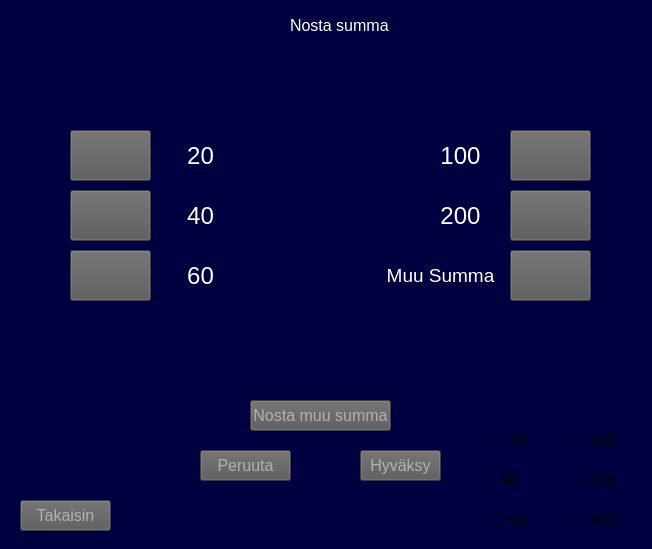
First picture: the form in frontend/nosto.ui, repository 22kmo-project/group_6, before the edit.
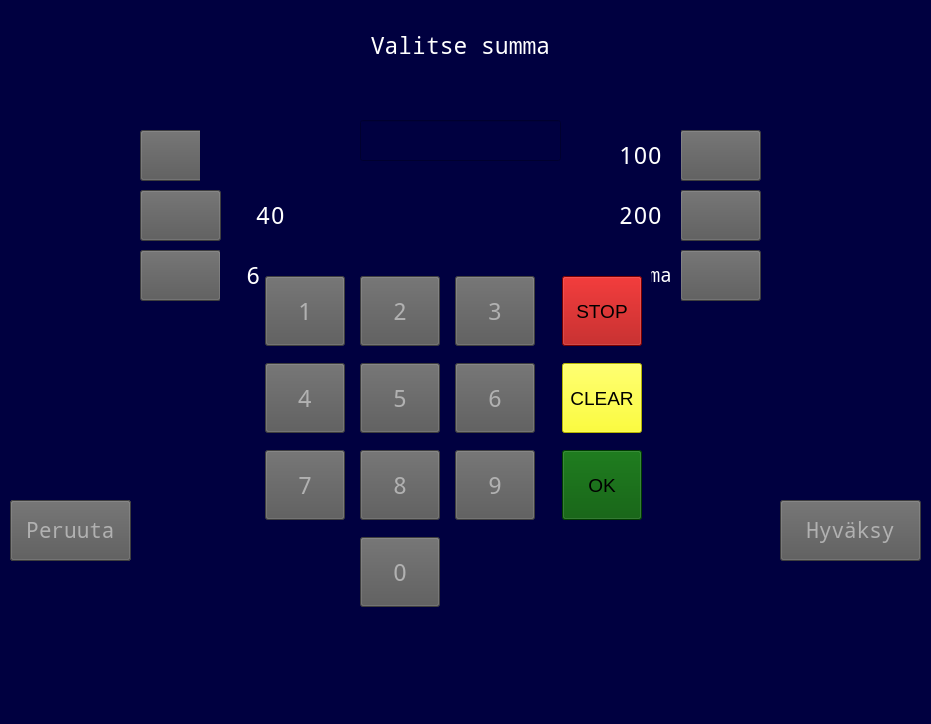
Second picture: the form after the edit.

Diff of the .ui file:
```diff
--- a/frontend/nosto.ui
+++ b/frontend/nosto.ui
@@ -6,8 +6,8 @@
    <rect>
     <x>0</x>
     <y>0</y>
-    <width>652</width>
-    <height>549</height>
+    <width>931</width>
+    <height>724</height>
    </rect>
   </property>
   <property name="windowTitle">
@@ -16,126 +16,19 @@
   <property name="styleSheet">
    <string notr="true">background-color: rgb(0, 0, 64);</string>
   </property>
-  <widget class="QRadioButton" name="box20">
-   <property name="geometry">
-    <rect>
-     <x>490</x>
-     <y>430</y>
-     <width>51</width>
-     <height>21</height>
-    </rect>
-   </property>
-   <property name="font">
-    <font>
-     <pointsize>12</pointsize>
-    </font>
-   </property>
-   <property name="text">
-    <string>20</string>
-   </property>
-  </widget>
-  <widget class="QRadioButton" name="box40">
-   <property name="geometry">
-    <rect>
-     <x>480</x>
-     <y>470</y>
-     <width>51</width>
-     <height>21</height>
-    </rect>
-   </property>
-   <property name="font">
-    <font>
-     <pointsize>12</pointsize>
-    </font>
-   </property>
-   <property name="text">
-    <string>40</string>
-   </property>
-  </widget>
-  <widget class="QRadioButton" name="box60">
-   <property name="geometry">
-    <rect>
-     <x>490</x>
-     <y>510</y>
-     <width>51</width>
-     <height>21</height>
-    </rect>
-   </property>
-   <property name="font">
-    <font>
-     <pointsize>12</pointsize>
-    </font>
-   </property>
-   <property name="text">
-    <string>60</string>
-   </property>
-  </widget>
-  <widget class="QRadioButton" name="box400">
-   <property name="geometry">
-    <rect>
-     <x>570</x>
-     <y>510</y>
-     <width>51</width>
-     <height>21</height>
-    </rect>
-   </property>
-   <property name="font">
-    <font>
-     <pointsize>12</pointsize>
-    </font>
-   </property>
-   <property name="text">
-    <string>400</string>
-   </property>
-  </widget>
-  <widget class="QRadioButton" name="box200">
-   <property name="geometry">
-    <rect>
-     <x>570</x>
-     <y>470</y>
-     <width>51</width>
-     <height>21</height>
-    </rect>
-   </property>
-   <property name="font">
-    <font>
-     <pointsize>12</pointsize>
-    </font>
-   </property>
-   <property name="text">
-    <string>200</string>
-   </property>
-  </widget>
-  <widget class="QRadioButton" name="box100">
-   <property name="geometry">
-    <rect>
-     <x>570</x>
-     <y>430</y>
-     <width>51</width>
-     <height>21</height>
-    </rect>
-   </property>
-   <property name="font">
-    <font>
-     <pointsize>12</pointsize>
-    </font>
-   </property>
-   <property name="text">
-    <string>100</string>
-   </property>
-  </widget>
   <widget class="QPushButton" name="btnback">
    <property name="geometry">
     <rect>
-     <x>20</x>
+     <x>10</x>
      <y>500</y>
-     <width>91</width>
-     <height>31</height>
+     <width>121</width>
+     <height>61</height>
     </rect>
    </property>
    <property name="font">
     <font>
-     <pointsize>12</pointsize>
+     <family>Noto Mono</family>
+     <pointsize>16</pointsize>
     </font>
    </property>
    <property name="styleSheet">
@@ -146,40 +39,19 @@
     <string>Takaisin</string>
    </property>
   </widget>
-  <widget class="QPushButton" name="btnsum">
-   <property name="geometry">
-    <rect>
-     <x>250</x>
-     <y>400</y>
-     <width>141</width>
-     <height>31</height>
-    </rect>
-   </property>
-   <property name="font">
-    <font>
-     <pointsize>12</pointsize>
-    </font>
-   </property>
-   <property name="styleSheet">
-    <string notr="true">background-color: rgb(87, 87, 87);
-color: rgb(177, 177, 177);</string>
-   </property>
-   <property name="text">
-    <string>Nosta muu summa</string>
-   </property>
-  </widget>
   <widget class="QPushButton" name="btnconfirm">
    <property name="geometry">
     <rect>
-     <x>360</x>
-     <y>450</y>
-     <width>81</width>
-     <height>31</height>
+     <x>780</x>
+     <y>500</y>
+     <width>141</width>
+     <height>61</height>
     </rect>
    </property>
    <property name="font">
     <font>
-     <pointsize>12</pointsize>
+     <family>Noto Mono</family>
+     <pointsize>16</pointsize>
     </font>
    </property>
    <property name="styleSheet">
@@ -193,28 +65,32 @@
   <widget class="QLabel" name="txtlabel">
    <property name="geometry">
     <rect>
-     <x>290</x>
-     <y>10</y>
-     <width>101</width>
-     <height>31</height>
+     <x>320</x>
+     <y>20</y>
+     <width>281</width>
+     <height>51</height>
     </rect>
    </property>
    <property name="font">
     <font>
-     <pointsize>12</pointsize>
+     <family>Noto Mono</family>
+     <pointsize>17</pointsize>
     </font>
    </property>
    <property name="styleSheet">
     <string notr="true">color: rgb(255, 255, 255);</string>
    </property>
    <property name="text">
-    <string>Nosta summa</string>
+    <string>Valitse summa</string>
+   </property>
+   <property name="alignment">
+    <set>Qt::AlignCenter</set>
    </property>
   </widget>
   <widget class="QPushButton" name="btn20">
    <property name="geometry">
     <rect>
-     <x>70</x>
+     <x>140</x>
      <y>130</y>
      <width>81</width>
      <height>51</height>
@@ -231,7 +107,7 @@
   <widget class="QLabel" name="label_20">
    <property name="geometry">
     <rect>
-     <x>160</x>
+     <x>230</x>
      <y>130</y>
      <width>81</width>
      <height>51</height>
@@ -239,6 +115,7 @@
    </property>
    <property name="font">
     <font>
+     <family>Noto Mono</family>
      <pointsize>18</pointsize>
     </font>
    </property>
@@ -255,15 +132,16 @@
   <widget class="QPushButton" name="btnPeruuta">
    <property name="geometry">
     <rect>
-     <x>200</x>
-     <y>450</y>
-     <width>91</width>
-     <height>31</height>
+     <x>10</x>
+     <y>500</y>
+     <width>121</width>
+     <height>61</height>
     </rect>
    </property>
    <property name="font">
     <font>
-     <pointsize>12</pointsize>
+     <family>Noto Mono</family>
+     <pointsize>16</pointsize>
     </font>
    </property>
    <property name="styleSheet">
@@ -277,16 +155,16 @@
   <widget class="QLabel" name="labelSumma">
    <property name="geometry">
     <rect>
-     <x>160</x>
-     <y>50</y>
-     <width>341</width>
-     <height>71</height>
+     <x>200</x>
+     <y>80</y>
+     <width>521</width>
+     <height>301</height>
     </rect>
    </property>
    <property name="font">
     <font>
      <family>Noto Mono</family>
-     <pointsize>13</pointsize>
+     <pointsize>20</pointsize>
     </font>
    </property>
    <property name="styleSheet">
@@ -295,11 +173,17 @@
    <property name="text">
     <string/>
    </property>
+   <property name="alignment">
+    <set>Qt::AlignCenter</set>
+   </property>
+   <property name="wordWrap">
+    <bool>true</bool>
+   </property>
   </widget>
   <widget class="QPushButton" name="btn40">
    <property name="geometry">
     <rect>
-     <x>70</x>
+     <x>140</x>
      <y>190</y>
      <width>81</width>
      <height>51</height>
@@ -316,7 +200,7 @@
   <widget class="QPushButton" name="btn60">
    <property name="geometry">
     <rect>
-     <x>70</x>
+     <x>140</x>
      <y>250</y>
      <width>81</width>
      <height>51</height>
@@ -333,7 +217,7 @@
   <widget class="QPushButton" name="btn100">
    <property name="geometry">
     <rect>
-     <x>510</x>
+     <x>680</x>
      <y>130</y>
      <width>81</width>
      <height>51</height>
@@ -350,7 +234,7 @@
   <widget class="QPushButton" name="btn200">
    <property name="geometry">
     <rect>
-     <x>510</x>
+     <x>680</x>
      <y>190</y>
      <width>81</width>
      <height>51</height>
@@ -367,7 +251,7 @@
   <widget class="QPushButton" name="btnMuuSumma">
    <property name="geometry">
     <rect>
-     <x>510</x>
+     <x>680</x>
      <y>250</y>
      <width>81</width>
      <height>51</height>
@@ -384,7 +268,7 @@
   <widget class="QLabel" name="label_40">
    <property name="geometry">
     <rect>
-     <x>160</x>
+     <x>230</x>
      <y>190</y>
      <width>81</width>
      <height>51</height>
@@ -392,6 +276,7 @@
    </property>
    <property name="font">
     <font>
+     <family>Noto Mono</family>
      <pointsize>18</pointsize>
     </font>
    </property>
@@ -408,7 +293,7 @@
   <widget class="QLabel" name="label_60">
    <property name="geometry">
     <rect>
-     <x>160</x>
+     <x>220</x>
      <y>250</y>
      <width>81</width>
      <height>51</height>
@@ -416,6 +301,7 @@
    </property>
    <property name="font">
     <font>
+     <family>Noto Mono</family>
      <pointsize>18</pointsize>
     </font>
    </property>
@@ -432,7 +318,7 @@
   <widget class="QLabel" name="label_100">
    <property name="geometry">
     <rect>
-     <x>420</x>
+     <x>600</x>
      <y>130</y>
      <width>81</width>
      <height>51</height>
@@ -440,6 +326,7 @@
    </property>
    <property name="font">
     <font>
+     <family>Noto Mono</family>
      <pointsize>18</pointsize>
     </font>
    </property>
@@ -456,7 +343,7 @@
   <widget class="QLabel" name="label_200">
    <property name="geometry">
     <rect>
-     <x>420</x>
+     <x>600</x>
      <y>190</y>
      <width>81</width>
      <height>51</height>
@@ -464,6 +351,7 @@
    </property>
    <property name="font">
     <font>
+     <family>Noto Mono</family>
      <pointsize>18</pointsize>
     </font>
    </property>
@@ -480,7 +368,7 @@
   <widget class="QLabel" name="label_muuSumma">
    <property name="geometry">
     <rect>
-     <x>380</x>
+     <x>560</x>
      <y>250</y>
      <width>121</width>
      <height>51</height>
@@ -488,6 +376,7 @@
    </property>
    <property name="font">
     <font>
+     <family>Noto Mono</family>
      <pointsize>14</pointsize>
     </font>
    </property>
@@ -501,6 +390,484 @@
     <set>Qt::AlignCenter</set>
    </property>
   </widget>
+  <widget class="QLineEdit" name="lineSumma">
+   <property name="geometry">
+    <rect>
+     <x>360</x>
+     <y>120</y>
+     <width>201</width>
+     <height>41</height>
+    </rect>
+   </property>
+   <property name="font">
+    <font>
+     <family>Noto Mono</family>
+     <pointsize>18</pointsize>
+    </font>
+   </property>
+   <property name="styleSheet">
+    <string notr="true">color: rgb(255, 255, 255);</string>
+   </property>
+  </widget>
+  <widget class="QWidget" name="widgetNP" native="true">
+   <property name="geometry">
+    <rect>
+     <x>260</x>
+     <y>260</y>
+     <width>391</width>
+     <height>351</height>
+    </rect>
+   </property>
+   <widget class="QPushButton" name="btnNP_0">
+    <property name="geometry">
+     <rect>
+      <x>100</x>
+      <y>277</y>
+      <width>80</width>
+      <height>70</height>
+     </rect>
+    </property>
+    <property name="sizePolicy">
+     <sizepolicy hsizetype="Maximum" vsizetype="Maximum">
+      <horstretch>0</horstretch>
+      <verstretch>0</verstretch>
+     </sizepolicy>
+    </property>
+    <property name="minimumSize">
+     <size>
+      <width>70</width>
+      <height>70</height>
+     </size>
+    </property>
+    <property name="font">
+     <font>
+      <family>Noto Mono</family>
+      <pointsize>18</pointsize>
+     </font>
+    </property>
+    <property name="styleSheet">
+     <string notr="true">background-color: rgb(87, 87, 87);
+color: rgb(177, 177, 177);</string>
+    </property>
+    <property name="text">
+     <string>0</string>
+    </property>
+   </widget>
+   <widget class="QPushButton" name="btnNP_1">
+    <property name="geometry">
+     <rect>
+      <x>5</x>
+      <y>16</y>
+      <width>80</width>
+      <height>70</height>
+     </rect>
+    </property>
+    <property name="sizePolicy">
+     <sizepolicy hsizetype="Maximum" vsizetype="Maximum">
+      <horstretch>0</horstretch>
+      <verstretch>0</verstretch>
+     </sizepolicy>
+    </property>
+    <property name="minimumSize">
+     <size>
+      <width>70</width>
+      <height>70</height>
+     </size>
+    </property>
+    <property name="font">
+     <font>
+      <family>Noto Mono</family>
+      <pointsize>18</pointsize>
+     </font>
+    </property>
+    <property name="styleSheet">
+     <string notr="true">background-color: rgb(87, 87, 87);
+color: rgb(177, 177, 177);</string>
+    </property>
+    <property name="text">
+     <string>1</string>
+    </property>
+   </widget>
+   <widget class="QPushButton" name="btnNP_ok">
+    <property name="geometry">
+     <rect>
+      <x>302</x>
+      <y>190</y>
+      <width>80</width>
+      <height>70</height>
+     </rect>
+    </property>
+    <property name="sizePolicy">
+     <sizepolicy hsizetype="Maximum" vsizetype="Maximum">
+      <horstretch>0</horstretch>
+      <verstretch>0</verstretch>
+     </sizepolicy>
+    </property>
+    <property name="minimumSize">
+     <size>
+      <width>70</width>
+      <height>70</height>
+     </size>
+    </property>
+    <property name="font">
+     <font>
+      <pointsize>14</pointsize>
+     </font>
+    </property>
+    <property name="styleSheet">
+     <string notr="true">background-color: rgb(0, 85, 0);</string>
+    </property>
+    <property name="text">
+     <string>OK</string>
+    </property>
+   </widget>
+   <widget class="QPushButton" name="btnNP_2">
+    <property name="geometry">
+     <rect>
+      <x>100</x>
+      <y>16</y>
+      <width>80</width>
+      <height>70</height>
+     </rect>
+    </property>
+    <property name="sizePolicy">
+     <sizepolicy hsizetype="Maximum" vsizetype="Maximum">
+      <horstretch>0</horstretch>
+      <verstretch>0</verstretch>
+     </sizepolicy>
+    </property>
+    <property name="minimumSize">
+     <size>
+      <width>70</width>
+      <height>70</height>
+     </size>
+    </property>
+    <property name="font">
+     <font>
+      <family>Noto Mono</family>
+      <pointsize>18</pointsize>
+     </font>
+    </property>
+    <property name="styleSheet">
+     <string notr="true">background-color: rgb(87, 87, 87);
+color: rgb(177, 177, 177);</string>
+    </property>
+    <property name="text">
+     <string>2</string>
+    </property>
+   </widget>
+   <widget class="QPushButton" name="btnNP_6">
+    <property name="geometry">
+     <rect>
+      <x>195</x>
+      <y>103</y>
+      <width>80</width>
+      <height>70</height>
+     </rect>
+    </property>
+    <property name="sizePolicy">
+     <sizepolicy hsizetype="Maximum" vsizetype="Maximum">
+      <horstretch>0</horstretch>
+      <verstretch>0</verstretch>
+     </sizepolicy>
+    </property>
+    <property name="minimumSize">
+     <size>
+      <width>70</width>
+      <height>70</height>
+     </size>
+    </property>
+    <property name="font">
+     <font>
+      <family>Noto Mono</family>
+      <pointsize>18</pointsize>
+     </font>
+    </property>
+    <property name="styleSheet">
+     <string notr="true">background-color: rgb(87, 87, 87);
+color: rgb(177, 177, 177);</string>
+    </property>
+    <property name="text">
+     <string>6</string>
+    </property>
+   </widget>
+   <widget class="QPushButton" name="btnNP_clear">
+    <property name="geometry">
+     <rect>
+      <x>302</x>
+      <y>103</y>
+      <width>80</width>
+      <height>70</height>
+     </rect>
+    </property>
+    <property name="sizePolicy">
+     <sizepolicy hsizetype="Maximum" vsizetype="Maximum">
+      <horstretch>0</horstretch>
+      <verstretch>0</verstretch>
+     </sizepolicy>
+    </property>
+    <property name="minimumSize">
+     <size>
+      <width>70</width>
+      <height>70</height>
+     </size>
+    </property>
+    <property name="font">
+     <font>
+      <pointsize>14</pointsize>
+     </font>
+    </property>
+    <property name="styleSheet">
+     <string notr="true">background-color: rgb(255, 255, 0);</string>
+    </property>
+    <property name="text">
+     <string>CLEAR</string>
+    </property>
+   </widget>
+   <widget class="QPushButton" name="btnNP_7">
+    <property name="geometry">
+     <rect>
+      <x>5</x>
+      <y>190</y>
+      <width>80</width>
+      <height>70</height>
+     </rect>
+    </property>
+    <property name="sizePolicy">
+     <sizepolicy hsizetype="Maximum" vsizetype="Maximum">
+      <horstretch>0</horstretch>
+      <verstretch>0</verstretch>
+     </sizepolicy>
+    </property>
+    <property name="minimumSize">
+     <size>
+      <width>70</width>
+      <height>70</height>
+     </size>
+    </property>
+    <property name="font">
+     <font>
+      <family>Noto Mono</family>
+      <pointsize>18</pointsize>
+     </font>
+    </property>
+    <property name="styleSheet">
+     <string notr="true">background-color: rgb(87, 87, 87);
+color: rgb(177, 177, 177);</string>
+    </property>
+    <property name="text">
+     <string>7</string>
+    </property>
+   </widget>
+   <widget class="QPushButton" name="btnNP_4">
+    <property name="geometry">
+     <rect>
+      <x>5</x>
+      <y>103</y>
+      <width>80</width>
+      <height>70</height>
+     </rect>
+    </property>
+    <property name="sizePolicy">
+     <sizepolicy hsizetype="Maximum" vsizetype="Maximum">
+      <horstretch>0</horstretch>
+      <verstretch>0</verstretch>
+     </sizepolicy>
+    </property>
+    <property name="minimumSize">
+     <size>
+      <width>70</width>
+      <height>70</height>
+     </size>
+    </property>
+    <property name="font">
+     <font>
+      <family>Noto Mono</family>
+      <pointsize>18</pointsize>
+     </font>
+    </property>
+    <property name="styleSheet">
+     <string notr="true">background-color: rgb(87, 87, 87);
+color: rgb(177, 177, 177);</string>
+    </property>
+    <property name="text">
+     <string>4</string>
+    </property>
+   </widget>
+   <widget class="QPushButton" name="btnNP_8">
+    <property name="geometry">
+     <rect>
+      <x>100</x>
+      <y>190</y>
+      <width>80</width>
+      <height>70</height>
+     </rect>
+    </property>
+    <property name="sizePolicy">
+     <sizepolicy hsizetype="Maximum" vsizetype="Maximum">
+      <horstretch>0</horstretch>
+      <verstretch>0</verstretch>
+     </sizepolicy>
+    </property>
+    <property name="minimumSize">
+     <size>
+      <width>70</width>
+      <height>70</height>
+     </size>
+    </property>
+    <property name="font">
+     <font>
+      <family>Noto Mono</family>
+      <pointsize>18</pointsize>
+     </font>
+    </property>
+    <property name="styleSheet">
+     <string notr="true">background-color: rgb(87, 87, 87);
+color: rgb(177, 177, 177);</string>
+    </property>
+    <property name="text">
+     <string>8</string>
+    </property>
+   </widget>
+   <widget class="QPushButton" name="btnNP_stop">
+    <property name="geometry">
+     <rect>
+      <x>302</x>
+      <y>16</y>
+      <width>80</width>
+      <height>70</height>
+     </rect>
+    </property>
+    <property name="sizePolicy">
+     <sizepolicy hsizetype="Maximum" vsizetype="Maximum">
+      <horstretch>0</horstretch>
+      <verstretch>0</verstretch>
+     </sizepolicy>
+    </property>
+    <property name="minimumSize">
+     <size>
+      <width>70</width>
+      <height>70</height>
+     </size>
+    </property>
+    <property name="font">
+     <font>
+      <pointsize>14</pointsize>
+     </font>
+    </property>
+    <property name="styleSheet">
+     <string notr="true">background-color: rgb(170, 0, 0);</string>
+    </property>
+    <property name="text">
+     <string>STOP</string>
+    </property>
+   </widget>
+   <widget class="QPushButton" name="btnNP_9">
+    <property name="geometry">
+     <rect>
+      <x>195</x>
+      <y>190</y>
+      <width>80</width>
+      <height>70</height>
+     </rect>
+    </property>
+    <property name="sizePolicy">
+     <sizepolicy hsizetype="Maximum" vsizetype="Maximum">
+      <horstretch>0</horstretch>
+      <verstretch>0</verstretch>
+     </sizepolicy>
+    </property>
+    <property name="minimumSize">
+     <size>
+      <width>70</width>
+      <height>70</height>
+     </size>
+    </property>
+    <property name="font">
+     <font>
+      <family>Noto Mono</family>
+      <pointsize>18</pointsize>
+     </font>
+    </property>
+    <property name="styleSheet">
+     <string notr="true">background-color: rgb(87, 87, 87);
+color: rgb(177, 177, 177);</string>
+    </property>
+    <property name="text">
+     <string>9</string>
+    </property>
+   </widget>
+   <widget class="QPushButton" name="btnNP_5">
+    <property name="geometry">
+     <rect>
+      <x>100</x>
+      <y>103</y>
+      <width>80</width>
+      <height>70</height>
+     </rect>
+    </property>
+    <property name="sizePolicy">
+     <sizepolicy hsizetype="Maximum" vsizetype="Maximum">
+      <horstretch>0</horstretch>
+      <verstretch>0</verstretch>
+     </sizepolicy>
+    </property>
+    <property name="minimumSize">
+     <size>
+      <width>70</width>
+      <height>70</height>
+     </size>
+    </property>
+    <property name="font">
+     <font>
+      <family>Noto Mono</family>
+      <pointsize>18</pointsize>
+     </font>
+    </property>
+    <property name="styleSheet">
+     <string notr="true">background-color: rgb(87, 87, 87);
+color: rgb(177, 177, 177);</string>
+    </property>
+    <property name="text">
+     <string>5</string>
+    </property>
+   </widget>
+   <widget class="QPushButton" name="btnNP_3">
+    <property name="geometry">
+     <rect>
+      <x>195</x>
+      <y>16</y>
+      <width>80</width>
+      <height>70</height>
+     </rect>
+    </property>
+    <property name="sizePolicy">
+     <sizepolicy hsizetype="Maximum" vsizetype="Maximum">
+      <horstretch>0</horstretch>
+      <verstretch>0</verstretch>
+     </sizepolicy>
+    </property>
+    <property name="minimumSize">
+     <size>
+      <width>70</width>
+      <height>70</height>
+     </size>
+    </property>
+    <property name="font">
+     <font>
+      <family>Noto Mono</family>
+      <pointsize>18</pointsize>
+     </font>
+    </property>
+    <property name="styleSheet">
+     <string notr="true">background-color: rgb(87, 87, 87);
+color: rgb(177, 177, 177);</string>
+    </property>
+    <property name="text">
+     <string>3</string>
+    </property>
+   </widget>
+  </widget>
  </widget>
  <resources/>
  <connections/>
```
Left out of the diff: 2 changed lines with no effect on the pictures.
